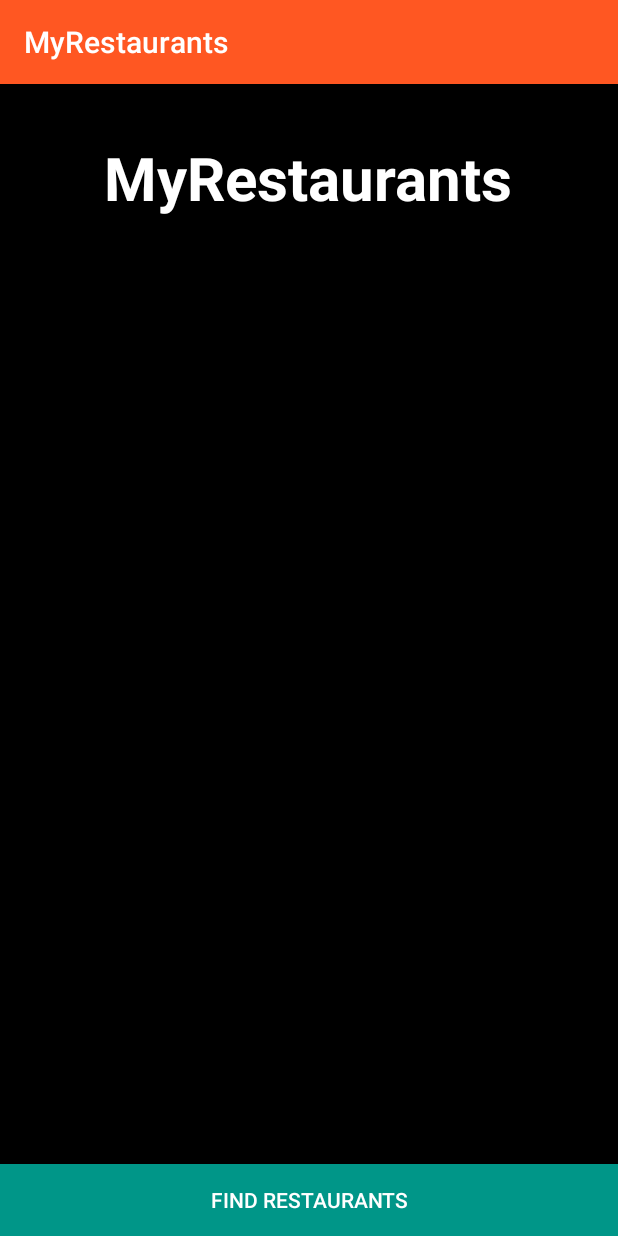
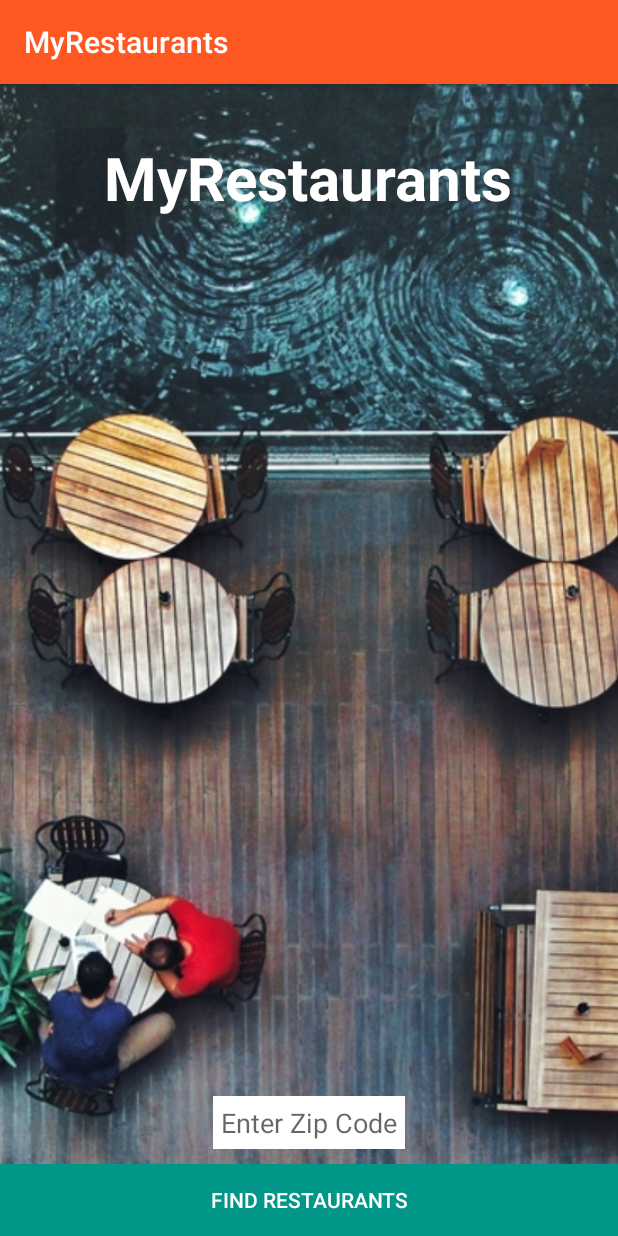
Before and after one commit to Edgarcho/MyRestaurants, an Android app: the screen it shows after launch (MainActivity), on a phone screen of 412 x 824 dp. Run offline under Robolectric (Android 15) with nearby library versions, the phone set to English and light mode, and no system bars.

Commit message:
Add imageview to main activity

```diff
--- a/app/src/main/java/com/epicodus/myrestaurants/MainActivity.java
+++ b/app/src/main/java/com/epicodus/myrestaurants/MainActivity.java
@@ -3,22 +3,29 @@ package com.epicodus.myrestaurants;
 import android.content.Intent;
 import android.support.v7.app.AppCompatActivity;
 import android.os.Bundle;
+import android.util.Log;
 import android.view.View;
 import android.widget.Button;
+import android.widget.EditText;
 import android.widget.Toast;
 
 public class MainActivity extends AppCompatActivity {
+    public static final String TAG = MainActivity.class.getSimpleName();
     private Button mFindRestaurantsButton;
+    private EditText mLocationEditText;
 
     @Override
     protected void onCreate(Bundle savedInstanceState) {
         super.onCreate(savedInstanceState);
         setContentView(R.layout.activity_main);
+        mLocationEditText = (EditText) findViewById(R.id.locationEditText);
 
         mFindRestaurantsButton = (Button) findViewById(R.id.findRestaurantsButton);
         mFindRestaurantsButton.setOnClickListener(new View.OnClickListener() {
             @Override
             public void onClick(View view) {
+                String location = mLocationEditText.getText().toString();
+                Log.d(TAG, location);
                 Intent intent = new Intent(MainActivity.this, RestaurantsActivity.class);
                     startActivity(intent);
             }
--- a/app/src/main/res/layout/activity_main.xml
+++ b/app/src/main/res/layout/activity_main.xml
@@ -3,6 +3,14 @@
     android:layout_width="match_parent"
     android:layout_height="match_parent"
     android:background="#000000">
+
+    <ImageView
+        android:id="@+id/imageView"
+        android:layout_width="wrap_content"
+        android:layout_height="match_parent"
+        android:layout_centerHorizontal="true"
+        android:scaleType="centerCrop"
+        android:src="@drawable/dinner" />
 
     <TextView
         android:id="@+id/textView"
@@ -16,6 +24,17 @@
         android:textSize="40sp"
         android:textStyle="bold" />
 
+    <EditText
+        android:layout_width="wrap_content"
+        android:layout_height="wrap_content"
+        android:id="@+id/locationEditText"
+        android:background="@color/colorTextIcons"
+        android:layout_above="@+id/findRestaurantsButton"
+        android:layout_marginBottom="10dp"
+        android:padding="5dp"
+        android:hint="Enter Zip Code"
+        android:layout_centerHorizontal="true" />
+
     <Button
         android:id="@+id/findRestaurantsButton"
         android:layout_width="match_parent"
```
Also changed, not shown: app/src/main/res/drawable/dinner.jpg (added).
